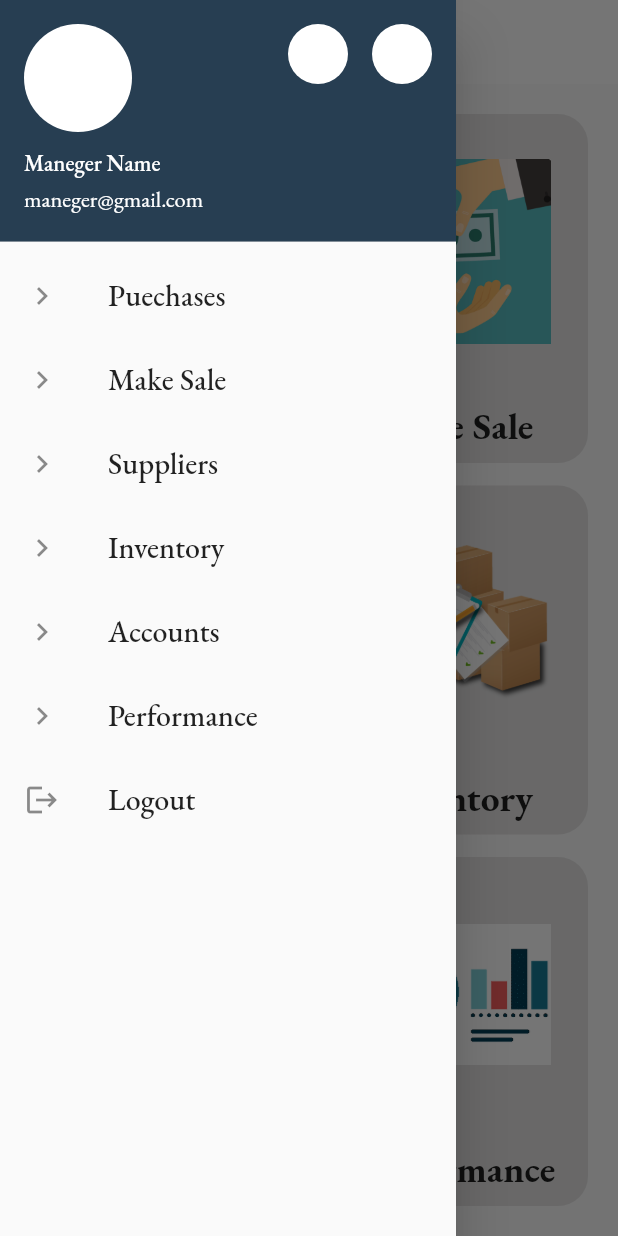
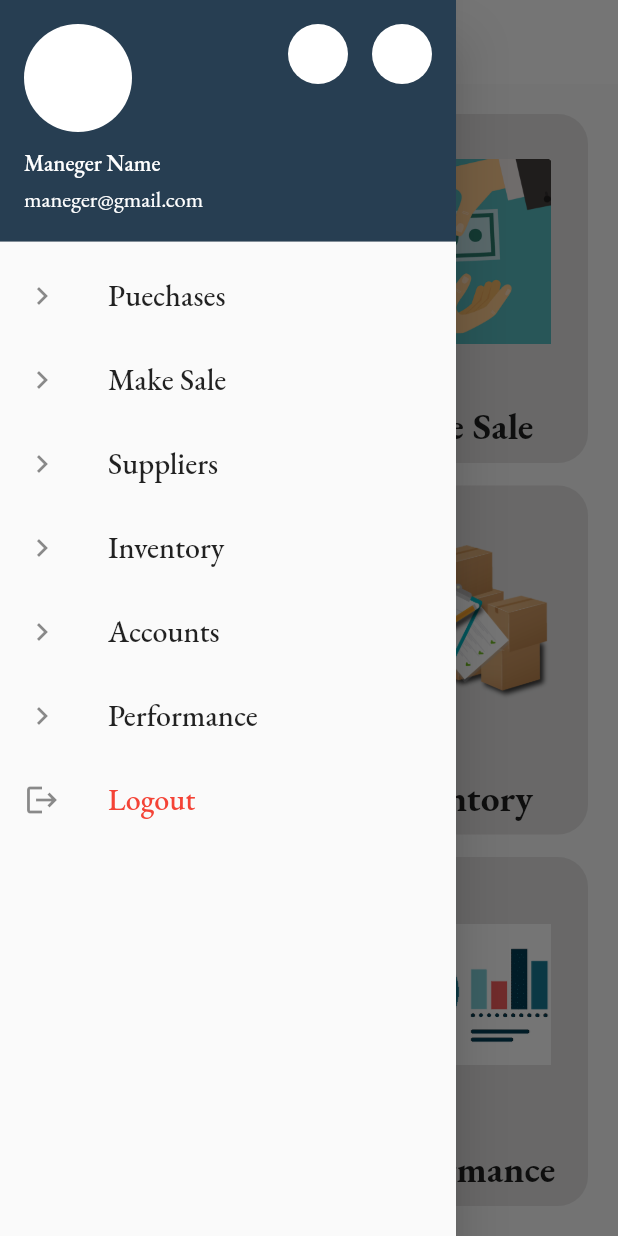
Before and after one commit to Fadwahigga/Mobile-Based-Store-Management-System, a Flutter app: the Home screen opened directly, with the side drawer open, on a phone screen of 412 x 824 dp. Run offline on Flutter 3.47's test engine with Material 2 defaults, Android fonts, the phone set to English and light mode, and no system bars; our stand-ins replace get, google_fonts; missing offline and left inert: qr_code_scanner.

Commit message:
New Commit

```diff
--- a/lib/widgets/drawer.dart
+++ b/lib/widgets/drawer.dart
@@ -127,9 +127,8 @@ class DrawerWidget extends StatelessWidget {
             leading: const Icon(Icons.logout),
             title: Text("Logout",
                 style: GoogleFonts.ebGaramond(
-                    textStyle: const TextStyle(
-                  fontSize: 20,
-                ))),
+                    textStyle:
+                        const TextStyle(fontSize: 20, color: Colors.red))),
             onTap: () {
               Get.defaultDialog(
                 barrierDismissible: false,
```
